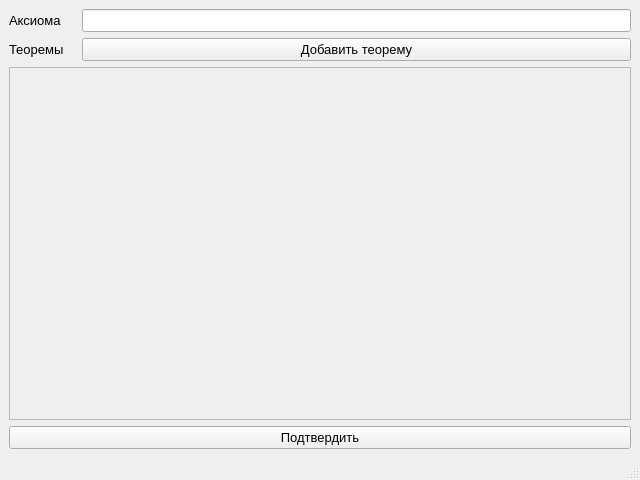
Qt form design/l_system_config_window.ui (KosenokIvan/fractals) before a commit.
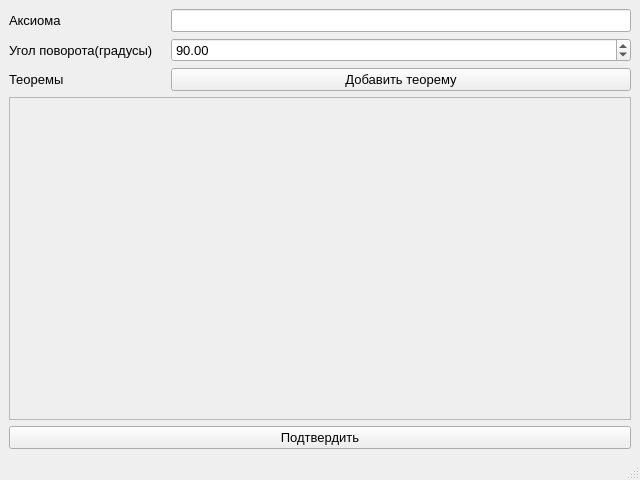
The same form after that commit.

Commit message: Добавлена возможность менять угол поворота

What changed in the file:
```diff
--- a/design/l_system_config_window.ui
+++ b/design/l_system_config_window.ui
@@ -32,7 +32,7 @@
   </property>
   <widget class="QWidget" name="centralwidget">
    <layout class="QGridLayout" name="gridLayout">
-    <item row="1" column="3">
+    <item row="2" column="3">
      <widget class="QPushButton" name="add_theorem_btn">
       <property name="text">
        <string>Добавить теорему</string>
@@ -42,7 +42,7 @@
     <item row="0" column="3">
      <widget class="QLineEdit" name="axiom_input"/>
     </item>
-    <item row="6" column="0" colspan="4">
+    <item row="7" column="0" colspan="4">
      <widget class="QScrollArea" name="theorems_sa">
       <property name="widgetResizable">
        <bool>true</bool>
@@ -53,13 +53,13 @@
          <x>0</x>
          <y>0</y>
          <width>620</width>
-         <height>331</height>
+         <height>303</height>
         </rect>
        </property>
       </widget>
      </widget>
     </item>
-    <item row="1" column="0">
+    <item row="2" column="0">
      <widget class="QLabel" name="label_2">
       <property name="text">
        <string>Теоремы</string>
@@ -73,13 +73,36 @@
       </property>
      </widget>
     </item>
-    <item row="7" column="0" colspan="4">
+    <item row="8" column="0" colspan="4">
      <widget class="QPushButton" name="confirm_btn">
       <property name="text">
        <string>Подтвердить</string>
       </property>
      </widget>
     </item>
+    <item row="1" column="0">
+     <widget class="QLabel" name="label_3">
+      <property name="text">
+       <string>Угол поворота(градусы)</string>
+      </property>
+     </widget>
+    </item>
+    <item row="1" column="3">
+     <widget class="QDoubleSpinBox" name="rotate_angle_input">
+      <property name="enabled">
+       <bool>true</bool>
+      </property>
+      <property name="minimum">
+       <double>1.000000000000000</double>
+      </property>
+      <property name="maximum">
+       <double>360.000000000000000</double>
+      </property>
+      <property name="value">
+       <double>90.000000000000000</double>
+      </property>
+     </widget>
+    </item>
    </layout>
   </widget>
   <widget class="QMenuBar" name="menubar">
```
The commit also changes 1 other file.
